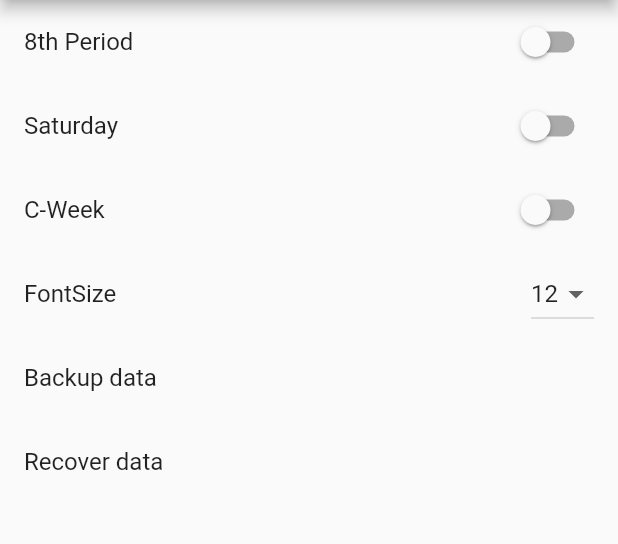
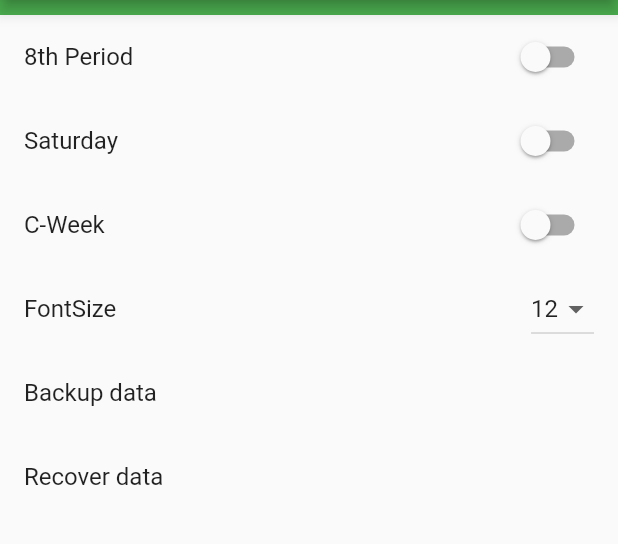
Before and after one commit to RRRGR/ICUApp, a Flutter app: the Timetable screen opened directly, in the side drawer, after a tap on "Settings", on a phone screen of 412 x 824 dp, the part 84-628 px from its top. Run offline on Flutter 3.47's test engine with Material 2 defaults, Android fonts, the phone set to English and light mode, and no system bars; drawn by our look-alikes of google_mobile_ads; our stand-ins replace cloud_firestore, firebase_auth, firebase_core, flutter_riverpod, google_sign_in, isar and 1 more; missing offline and left inert: flutter_cached_pdfview, flutter_inappwebview; accounts and stored records are empty; generated files the repository leaves out were written again; network calls fail.

Commit message:
add colors to appbar

```diff
--- a/lib/screen/choosepagev2.dart
+++ b/lib/screen/choosepagev2.dart
@@ -63,6 +63,10 @@ class ChoosePageStateV2 extends ConsumerState<ChoosePageV2> {
         ),
         body: Column(
           children: [
+            Container(
+              height: 10,
+              color: Colors.amber,
+            ),
             const SizedBox(
               width: double.infinity,
               height: 24,
--- a/lib/screen/settings.dart
+++ b/lib/screen/settings.dart
@@ -37,6 +37,10 @@ class SettingsState extends ConsumerState<Settings> {
       ),
       body: Column(
         children: [
+          Container(
+            height: 10,
+            color: Colors.green,
+          ),
           const Expanded(child: SettingPage()),
           Container(
             color: Colors.white,
--- a/lib/screen/timetable.dart
+++ b/lib/screen/timetable.dart
@@ -53,7 +53,7 @@ class TimetableState extends ConsumerState<Timetable> {
         key: globalKeyAppBar,
         centerTitle: false,
         backgroundColor: Colors.black,
-        elevation: 2,
+        elevation: 0,
         actions: [
           Expanded(
             child: Stack(
@@ -83,7 +83,13 @@ class TimetableState extends ConsumerState<Timetable> {
           )
         ],
       ),
-      body: const Tables(),
+      body: Column(children: [
+        Container(
+          height: 10,
+          color: icu,
+        ),
+        const Tables()
+      ]),
       drawer: const WebDrawer(),
     );
   }
@@ -135,8 +141,7 @@ class SeasonButton extends ConsumerWidget {
   Widget build(BuildContext context, WidgetRef ref) {
     final String chosenSeason = ref.watch(chosenSeasonProvider);
     List<String> seasonList = ["Spring", "Autumn", "Winter"];
-    return Container(
-      child: DropdownButtonHideUnderline(
+    return DropdownButtonHideUnderline(
       child: ButtonTheme(
         alignedDropdown: true,
         child: DropdownButton<String>(
@@ -157,7 +162,6 @@ class SeasonButton extends ConsumerWidget {
           onChanged: (value) {
             updateChosenSeason(value!, ref);
           },
-          ),
         ),
       ),
     );
```
Lines whose indentation alone changed are shown as unchanged.
